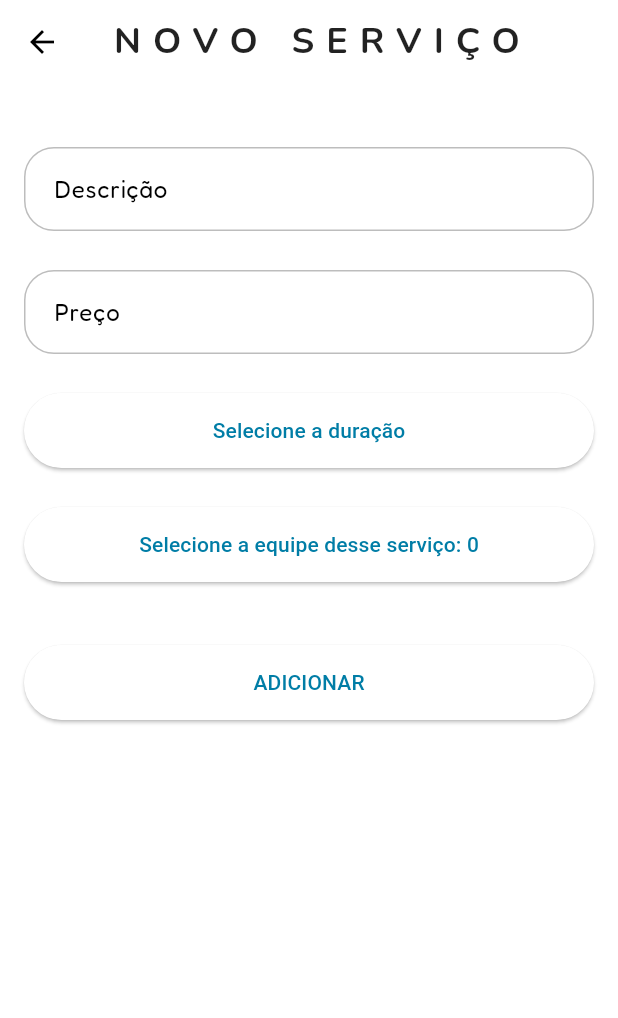
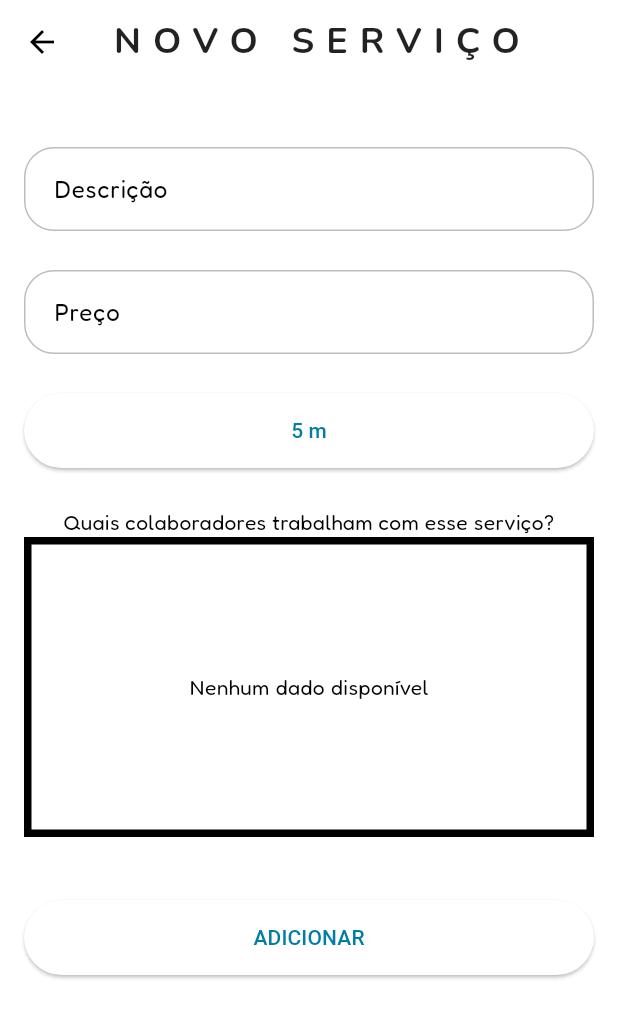
Before and after one commit to devgomes10/fullserva, a Flutter app: the screen it shows after launch, item 2 of the bottom bar chosen, after a tap on the "add" icon, on a phone screen of 412 x 824 dp. Shown: the top 1018 px of the screen. Run offline on Flutter 3.47's test engine with Material 3 defaults, Android fonts, the phone set to English and light mode, and no system bars; our stand-ins replace cloud_firestore, currency_text_input_formatter, firebase_auth, firebase_core, google_fonts, mask_text_input_formatter and 2 more; missing offline and left inert: duration_picker; accounts and stored records are empty; generated files the repository leaves out were written again.

Commit message:
finalizado formulário de serviços

```diff
--- a/lib/views/components/menu_navigator.dart
+++ b/lib/views/components/menu_navigator.dart
@@ -1,9 +1,9 @@
 import 'package:flutter/material.dart';
 import 'package:fullserva/views/appointments/appointment_view.dart';
+import 'package:fullserva/views/coworkers/coworker_view.dart';
 import 'package:fullserva/views/dash/dashboard_view.dart';
-import 'package:fullserva/views/employees/employees_view.dart';
 import 'package:fullserva/views/more/more/more_view.dart';
-import 'package:fullserva/views/services/service_view.dart';
+import 'package:fullserva/views/offerings/offering_view.dart';
 
 class MenuNavigator extends StatefulWidget {
   const MenuNavigator({super.key});
@@ -14,7 +14,6 @@
 
 class _MenuNavigatorState extends State<MenuNavigator> {
   int currentPageIndex = 0;
-
 
   @override
   Widget build(BuildContext context) {
@@ -50,10 +49,10 @@
           });
         },
       ),
-      body: [
+      body: const [
         AppointmentView(),
-        ServiceView(),
-        EmployeesView(),
+        OfferingView(),
+        CoworkerView(),
         DashboardView(),
         MoreView(),
       ] [currentPageIndex],
--- a/lib/views/more/more/more_view.dart
+++ b/lib/views/more/more/more_view.dart
@@ -2,7 +2,7 @@
 
 import '../account/account_view.dart';
 import '../business/business_form_view.dart';
-import '../opening_hours/week_days_view.dart';
+import '../opening_hours/opening_hours_view.dart';
 
 class MoreView extends StatefulWidget {
   const MoreView({super.key});
--- a/lib/views/more/opening_hours/week_days_view.dart
+++ b/lib/views/more/opening_hours/opening_hours_view.dart
@@ -1,5 +1,5 @@
 import 'package:flutter/material.dart';
-import 'package:fullserva/views/more/opening_hours/week_days_form.dart';
+import 'package:fullserva/views/more/opening_hours/opening_hours_form.dart';
 import 'package:intl/intl.dart';
 import '../../../controllers/opening_hours_controller.dart';
 import '../../../domain/entities/opening_hours.dart';
--- /dev/null
+++ b/lib/views/offerings/offering_form_view.dart
@@ -0,0 +1,255 @@
+import 'package:flutter/material.dart';
+import 'package:currency_text_input_formatter/currency_text_input_formatter.dart';
+import 'package:fullserva/controllers/coworker_controller.dart';
+import 'package:fullserva/controllers/offering_controller.dart';
+import 'package:fullserva/domain/entities/coworker.dart';
+import 'package:fullserva/domain/entities/offering.dart';
+import 'package:duration_picker/duration_picker.dart';
+import 'package:fullserva/views/components/modal_duration_offering.dart';
+
+class OfferingFormView extends StatefulWidget {
+  // if it is different from null, it is editing
+  final Offering? model;
+
+  const OfferingFormView({Key? key, this.model}) : super(key: key);
+
+  @override
+  State<OfferingFormView> createState() => _OfferingFormViewState();
+}
+
+class _OfferingFormViewState extends State<OfferingFormView> {
+  final _formKey = GlobalKey<FormState>();
+  final CoworkerController _coworkerController = CoworkerController();
+  final OfferingController _offeringController = OfferingController();
+
+  // model attributes
+  final _nameController = TextEditingController();
+  final _priceController = TextEditingController();
+  final List<String> _coworkersIds = [];
+  int? _currentSliderValue = 5;
+  final List<int> _durationOptions =
+      List.generate(24 * 12, (index) => (index + 1) * 5);
+
+  String formatDuration(int minutes) {
+    int hours = minutes ~/ 60;
+    int remainingMinutes = minutes % 60;
+
+    if (hours > 0 && remainingMinutes > 0) {
+      return '$hours h e $remainingMinutes m';
+    } else if (hours > 0) {
+      return '$hours h';
+    } else {
+      return '$remainingMinutes m';
+    }
+  }
+
+  @override
+  void initState() {
+    super.initState();
+    if (widget.model != null) {
+      _nameController.text = widget.model!.name;
+      _priceController.text = widget.model!.price.toString();
+    }
+  }
+
+  @override
+  Widget build(BuildContext context) {
+    final offeringModel = widget.model;
+    return SafeArea(
+      child: Scaffold(
+        appBar: AppBar(
+          title: const Text("NOVO SERVIÇO"),
+          actions: offeringModel != null
+              ? [
+                  IconButton(
+                    onPressed: () async {
+                      await _offeringController
+                          .removeOffering(offeringModel.id);
+                      Navigator.pop(context);
+                    },
+                    icon: const Icon(Icons.delete),
+                  ),
+                ]
+              : null,
+        ),
+        body: Padding(
+          padding: const EdgeInsets.all(16.0),
+          child: SingleChildScrollView(
+            child: Form(
+              key: _formKey,
+              child: Column(
+                children: [
+                  const SizedBox(height: 26),
+                  TextFormField(
+                    controller: _nameController,
+                    decoration: const InputDecoration(
+                      labelText: "Descrição",
+                      hintText: "Qual serviço você oferece?",
+                    ),
+                    validator: (value) {
+                      if (value == null || value.isEmpty) {
+                        return "Por favor, digite o nome do serviço";
+                      }
+                      return null;
+                    },
+                  ),
+                  const SizedBox(height: 26),
+                  TextFormField(
+                    controller: _priceController,
+                    keyboardType: TextInputType.number,
+                    inputFormatters: [
+                      // package for to customize currency (Real)
+                      CurrencyTextInputFormatter(
+                        locale: 'pt_BR',
+                        decimalDigits: 0,
+                        symbol: 'R\$',
+                      ),
+                    ],
+                    decoration: const InputDecoration(
+                      labelText: "Preço",
+                      hintText: "R\$ 0,00",
+                    ),
+                    validator: (value) {
+                      if (value == null || value.isEmpty) {
+                        return "Por favor, digite o preço do serviço";
+                      }
+                      return null;
+                    },
+                  ),
+                  const SizedBox(height: 26),
+                  ElevatedButton(
+                    onPressed: () {
+                      _showDurationModal(context);
+                    },
+                    style: ElevatedButton.styleFrom(
+                      fixedSize: Size(MediaQuery.of(context).size.width, 50),
+                    ),
+                    child: Text(
+                      _currentSliderValue != null
+                          ? formatDuration(_currentSliderValue!)
+                          : "Selecione a duração",
+                    ),
+                  ),
+                  const SizedBox(height: 26),
+                  const Text("Quais colaboradores trabalham com esse serviço?"),
+                  Container(
+                    width: MediaQuery.of(context).size.width,
+                    height: 200,
+                    decoration: BoxDecoration(border: Border.all(width: 5)),
+                    child: StreamBuilder<List<Coworker>>(
+                      stream: _coworkerController.getCoworker(),
+                      builder: (context, snapshot) {
+                        if (snapshot.connectionState ==
+                            ConnectionState.waiting) {
+                          return const Center(
+                              child: CircularProgressIndicator());
+                        }
+                        if (snapshot.hasError) {
+                          return const Center(
+                            // Adicionar uma imagem
+                            child: Text('Erro ao carregar os dados'),
+                          );
+                        }
+                        final coworkers = snapshot.data;
+                        if (coworkers == null || coworkers.isEmpty) {
+                          // Adicionar uma imagem
+                          return const Center(
+                            child: Text('Nenhum dado disponível'),
+                          );
+                        }
+                        return ListView.builder(
+                          itemCount: coworkers.length,
+                          itemBuilder: (context, index) {
+                            final coworker = coworkers[index];
+
+                            // checking stored ids
+                            final isSelected =
+                                _coworkersIds.contains(coworker.id);
+                            final isSelectedNotifier =
+                                ValueNotifier<bool>(isSelected);
+                            return ValueListenableBuilder<bool>(
+                              valueListenable: isSelectedNotifier,
+                              builder: (context, value, child) {
+                                return CheckboxListTile(
+                                  title: Text(coworker.name),
+                                  value: value,
+                                  onChanged: (bool? newValue) {
+                                    isSelectedNotifier.value = newValue!;
+                                    if (newValue) {
+                                      _coworkersIds.add(coworker.id);
+                                    } else {
+                                      _coworkersIds.remove(coworker.id);
+                                    }
+                                  },
+                                );
+                              },
+                            );
+                          },
+                        );
+                      },
+                    ),
+                  ),
+                  const SizedBox(height: 42),
+                  ElevatedButton(
+                    onPressed: () {},
+                    style: ElevatedButton.styleFrom(
+                      fixedSize: Size(MediaQuery.of(context).size.width, 50),
+                    ),
+                    child: (offeringModel != null)
+                        ? const Text("ATUALIZAR")
+                        : const Text("ADICIONAR"),
+                  ),
+                ],
+              ),
+            ),
+          ),
+        ),
+      ),
+    );
+  }
+
+  void _showDurationModal(BuildContext context) {
+    showModalBottomSheet(
+      context: context,
+      builder: (BuildContext context) {
+        return Container(
+          height: 300,
+          child: Column(
+            mainAxisAlignment: MainAxisAlignment.center,
+            children: [
+              const Text(
+                'Selecione a duração',
+                style: TextStyle(
+                  fontSize: 20,
+                  fontWeight: FontWeight.bold,
+                ),
+              ),
+              const SizedBox(height: 20),
+              Expanded(
+                child: ListView.builder(
+                  itemCount: _durationOptions.length,
+                  itemBuilder: (context, index) {
+                    final duration = _durationOptions[index];
+                    return ListTile(
+                      title: Center(
+                        child: Text(
+                          formatDuration(duration),
+                        ),
+                      ),
+                      onTap: () {
+                        setState(() {
+                          _currentSliderValue = duration;
+                        });
+                        Navigator.pop(context);
+                      },
+                    );
+                  },
+                ),
+              ),
+            ],
+          ),
+        );
+      },
+    );
+  }
+}
--- a/lib/views/services/service_form_view.dart
+++ /dev/null
@@ -1,137 +0,0 @@
-import 'package:flutter/cupertino.dart';
-import 'package:flutter/material.dart';
-import 'package:currency_text_input_formatter/currency_text_input_formatter.dart';
-import 'package:fullserva/controllers/offering_controller.dart';
-import 'package:fullserva/domain/entities/offering.dart';
-import 'package:fullserva/views/components/modal_duration_offering.dart';
-import 'package:uuid/uuid.dart';
-
-class ServiceFormView extends StatefulWidget {
-  final Offering? model;
-
-  const ServiceFormView({Key? key, this.model}) : super(key: key);
-
-  @override
-  State<ServiceFormView> createState() => _ServiceFormViewState();
-}
-
-class _ServiceFormViewState extends State<ServiceFormView> {
-  String uniqueId = const Uuid().v4();
-  final _formKey = GlobalKey<FormState>();
-  final OfferingController serviceController = OfferingController();
-  final _nameController = TextEditingController();
-  final _priceController = TextEditingController();
-  final List<String> _coworkersIds = [];
-  int _selectedHour = 1;
-  int _selectedMinute = 5;
-  bool _isHourSelected = false;
-  TimeOfDay? _selectedTime;
-
-  @override
-  void initState() {
-    super.initState();
-    if (widget.model != null) {
-      _nameController.text = widget.model!.name;
-      _priceController.text = widget.model!.price.toString();
-    }
-  }
-
-  @override
-  Widget build(BuildContext context) {
-    final serviceModel = widget.model;
-    return SafeArea(
-      child: Scaffold(
-        appBar: AppBar(
-          title: const Text("NOVO SERVIÇO"),
-          actions: serviceModel != null
-              ? [
-            IconButton(
-              onPressed: () async {
-                await serviceController.removeOffering(serviceModel.id);
-                Navigator.pop(context);
-              },
-              icon: const Icon(Icons.delete),
-            ),
-          ]
-              : null,
-        ),
-        body: Padding(
-          padding: const EdgeInsets.all(16.0),
-          child: SingleChildScrollView(
-            child: Form(
-              key: _formKey,
-              child: Column(
-                children: [
-                  const SizedBox(height: 26),
-                  TextFormField(
-                    controller: _nameController,
-                    decoration: const InputDecoration(
-                        labelText: "Descrição",
-                        hintText: "Qual serviço você oferece?"),
-                    validator: (value) {
-                      if (value == null || value.isEmpty) {
-                        return "Por favor, digite o nome do serviço";
-                      }
-                      return null;
-                    },
-                  ),
-                  const SizedBox(height: 26),
-                  TextFormField(
-                    controller: _priceController,
-                    keyboardType: TextInputType.number,
-                    inputFormatters: [
-                      CurrencyTextInputFormatter(
-                          locale: 'pt_BR', decimalDigits: 0, symbol: 'R\$')
-                    ],
-                    decoration: const InputDecoration(
-                      labelText: "Preço",
-                      hintText: "R\$ 0,00",
-                    ),
-                    validator: (value) {
-                      if (value == null || value.isEmpty) {
-                        return "Por favor, digite o preço do serviço";
-                      }
-                      return null;
-                    },
-                  ),
-                  const SizedBox(height: 26),
-                  ElevatedButton(
-                    onPressed: () async {
-                      await modalDurationOffering(
-                        context: context,
-                      );
-                      setState(() {});
-                    },
-                    style: ElevatedButton.styleFrom(
-                      fixedSize: Size(MediaQuery.of(context).size.width, 50),
-                    ),
-                    child: Text("Selecione a duração"),
-                  ),
-                  const SizedBox(height: 26),
-                  ElevatedButton(
-                    onPressed: () {},
-                    style: ElevatedButton.styleFrom(
-                      fixedSize: Size(MediaQuery.of(context).size.width, 50),
-                    ),
-                    child: Text(
-                        "Selecione a equipe desse serviço: 0"),
-                  ),
-                  const SizedBox(height: 42),
-                  ElevatedButton(
-                    onPressed: () {},
-                    style: ElevatedButton.styleFrom(
-                      fixedSize: Size(MediaQuery.of(context).size.width, 50),
-                    ),
-                    child: (serviceModel != null)
-                        ? const Text("ATUALIZAR")
-                        : const Text("ADICIONAR"),
-                  ),
-                ],
-              ),
-            ),
-          ),
-        ),
-      ),
-    );
-  }
-}
--- a/pubspec.yaml
+++ b/pubspec.yaml
@@ -27,6 +27,7 @@
   flutter_datetime_picker_plus: ^2.1.0
   shared_preferences: ^2.2.2
   currency_text_input_formatter: ^2.1.11
+  duration_picker: ^1.1.1
 
 dev_dependencies:
   flutter_test:
```
Also changed, not shown: lib/views/components/modal_duration_offering.dart (+3 -5 lines), lib/views/coworkers/coworker_form_view.dart (renamed from lib/views/employees/employee_form_view.dart, +4 -4 lines), lib/views/coworkers/coworker_view.dart (renamed from lib/views/employees/employees_view.dart, +9 -9 lines), lib/views/offerings/offering_view.dart (renamed from lib/views/services/service_view.dart, +7 -7 lines), lib/views/more/opening_hours/opening_hours_form.dart (renamed from lib/views/more/opening_hours/week_days_form.dart), pubspec.lock.
